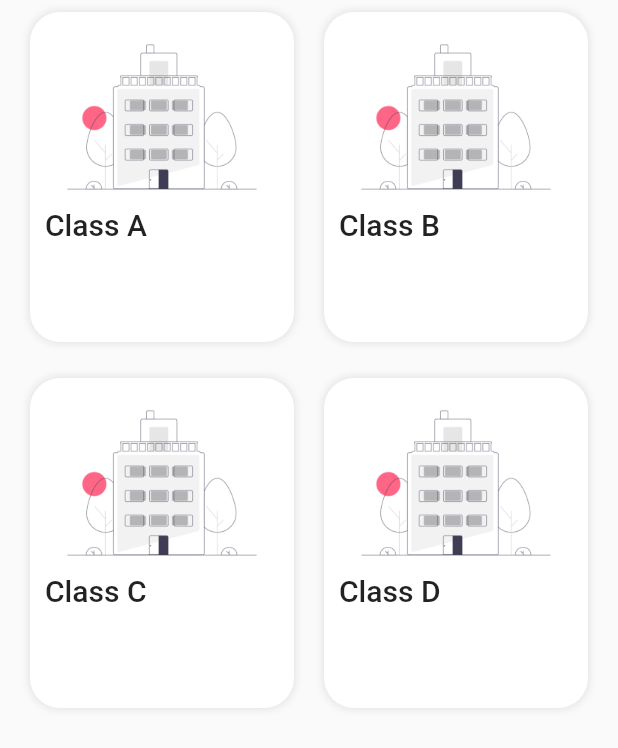
After one commit to Basheer2001/School_Management_System, a Flutter app: the Addstudents screen opened directly, after a tap on "10th year", on a phone screen of 412 x 824 dp. The commit adds this screen. Shown: the top 748 px of the screen. Run offline on Flutter 3.47's test engine with Material 2 defaults, Android fonts, the phone set to English and light mode, and no system bars; our stand-ins replace shared_preferences; accounts and stored records are empty.

Commit message:
sections, view students, add students

```diff
--- a/lib/main.dart
+++ b/lib/main.dart
@@ -4,6 +4,7 @@ import 'package:flutter/material.dart';
 
 import 'package:project_one/providers/admin_provider.dart';
 import 'package:project_one/providers/student_provider.dart';
+import 'package:project_one/ui/admin+owner_screens/student_register.dart';
 import 'package:project_one/ui/admin_screens/main_screen.dart';
 
 import 'package:provider/provider.dart';
@@ -69,7 +70,10 @@ class _MyAppState extends State<MyApp> {
           ),
         ),
       ),
-      home: AdminMainScreen(),//admionmainscreen/LoginPage()
+      home:AdminMainScreen(), //StudentRegister(),//AdminMainScreen(),//LoginPage(),
+
+
+
       routes: <String, WidgetBuilder>{
         '/home': (context) => HomePage(),
         '/login': (context) => LoginPage(),
--- /dev/null
+++ b/lib/ui/admin+owner_screens/add_students.dart
@@ -0,0 +1,392 @@
+import 'package:flutter/cupertino.dart';
+import 'package:flutter/material.dart';
+import 'package:flutter/services.dart';
+import 'package:project_one/ui/admin+owner_screens/student_register.dart';
+
+import '../../constants/color.dart';
+
+class Addstudents extends StatelessWidget{
+  @override
+  Widget build(BuildContext context) {
+    return Scaffold(
+
+      appBar: AppBar(
+        backgroundColor: Colors.white,
+      ),
+      body: AnnotatedRegion<SystemUiOverlayStyle>(
+        value: SystemUiOverlayStyle.light,
+        child: Container(
+          width: double.infinity,
+          // decoration: BoxDecoration(color:Colors.blueGrey),
+          padding: EdgeInsets.symmetric(horizontal: 30),
+          child: Column(
+            crossAxisAlignment: CrossAxisAlignment.center,
+            mainAxisAlignment: MainAxisAlignment.center,
+            children: [
+              Text(
+                'Select Year',
+                style: TextStyle(
+                    fontSize: 30,
+                    color: Colors.black,
+                    fontWeight: FontWeight.bold),
+              ),
+              Container(
+                width: double.infinity,
+                padding: EdgeInsets.symmetric(vertical: 30),
+                child: ElevatedButton(
+                  onPressed: () {
+                    Navigator.push(
+                      context,
+                      MaterialPageRoute(builder: (context) => Sectionas1()),
+                    );
+                  },
+                  style: ElevatedButton.styleFrom(
+                      padding: EdgeInsets.all(15),
+                      shape: RoundedRectangleBorder(
+                        borderRadius: BorderRadius.circular(15),
+                      ),
+                      backgroundColor: kPrimaryColor),
+                  child: Text(
+                    '10th year',
+                    style: TextStyle(
+                        color: Colors.white,
+                        fontSize: 18,
+                        fontWeight: FontWeight.bold),
+                  ),
+                ),
+              ),
+              Container(
+                width: double.infinity,
+                padding: EdgeInsets.symmetric(vertical: 30),
+                child: ElevatedButton(
+                  onPressed: () {
+                    Navigator.push(
+                      context,
+                      MaterialPageRoute(builder: (context) => Sectionas1()),
+                    );
+                  },
+                  style: ElevatedButton.styleFrom(
+                      padding: EdgeInsets.all(15),
+                      shape: RoundedRectangleBorder(
+                        borderRadius: BorderRadius.circular(15),
+                      ),
+                      backgroundColor: kPrimaryColor),
+                  child: Text(
+                    '11th year',
+                    style: TextStyle(
+                        color: Colors.white,
+                        fontSize: 18,
+                        fontWeight: FontWeight.bold),
+                  ),
+                ),
+              ),
+              Container(
+                width: double.infinity,
+                padding: EdgeInsets.symmetric(vertical: 30),
+                child: ElevatedButton(
+                  onPressed: () {
+                    Navigator.push(
+                      context,
+                      MaterialPageRoute(builder: (context) => Sectionas1()),
+                    );
+                  },
+                  style: ElevatedButton.styleFrom(
+                      padding: EdgeInsets.all(15),
+                      shape: RoundedRectangleBorder(
+                        borderRadius: BorderRadius.circular(15),
+                      ),
+                      backgroundColor: kPrimaryColor),
+                  child: Text(
+                    '12th year',
+                    style: TextStyle(
+                        color: Colors.white,
+                        fontSize: 18,
+                        fontWeight: FontWeight.bold),
+                  ),
+                ),
+              ),
+            ],
+          ),
+        ),
+      ),
+    );
+  }
+
+}
+class Sectionas1 extends StatelessWidget{
+  @override
+
+    Widget build(BuildContext context) {
+      return AnnotatedRegion(
+        value: SystemUiOverlayStyle.light,
+        child: Scaffold(
+          body: Column(
+            children: [
+              body(context),
+            ],
+          ),
+        ),
+      );
+    }
+
+    Widget body(BuildContext context) {
+      return Expanded(
+        // child: GridView.count(
+        //   shrinkWrap: true,
+        //   //itemCount: categoryList.length,
+        //   padding: EdgeInsets.symmetric(
+        //     horizontal: 20,
+        //     vertical: 8,
+        //   ),
+        //   childAspectRatio: 0.8,
+        //   crossAxisCount: 2,
+        //   crossAxisSpacing: 20,
+        //   mainAxisSpacing: 24,
+        //   children: [
+        //     GestureDetector(
+        //       onTap: () {},
+        //       child: Container(
+        //         padding: EdgeInsets.all(10),
+        //         decoration: BoxDecoration(
+        //           color: Colors.white,
+        //           borderRadius: BorderRadius.circular(20),
+        //           boxShadow: [
+        //             BoxShadow(
+        //                 color: Colors.black.withOpacity(0.1),
+        //                 blurRadius: 4.0,
+        //                 spreadRadius: 0.05),
+        //           ],
+        //         ),
+        //         child: Column(
+        //           crossAxisAlignment: CrossAxisAlignment.start,
+        //           children: [
+        //             Align(
+        //               alignment: Alignment.center,
+        //               child: Image.asset(
+        //                 'images/delete.png',
+        //                 height: 120,
+        //                 fit: BoxFit.contain,
+        //               ),
+        //             ),
+        //             Text(
+        //               'Delete Class',
+        //               style: Theme.of(context).textTheme.bodyLarge,
+        //             )
+        //           ],
+        //         ),
+        //       ),
+        //     ),
+        //     GestureDetector(
+        //       onTap: () {},
+        //       child: Container(
+        //         padding: EdgeInsets.all(10),
+        //         decoration: BoxDecoration(
+        //           color: Colors.white,
+        //           borderRadius: BorderRadius.circular(20),
+        //           boxShadow: [
+        //             BoxShadow(
+        //                 color: Colors.black.withOpacity(0.1),
+        //                 blurRadius: 4.0,
+        //                 spreadRadius: 0.05),
+        //           ],
+        //         ),
+        //         child: Column(
+        //           crossAxisAlignment: CrossAxisAlignment.start,
+        //           children: [
+        //             Align(
+        //               alignment: Alignment.center,
+        //               child: Image.asset(
+        //                 'images/adding.png',
+        //                 height: 120,
+        //                 fit: BoxFit.contain,
+        //               ),
+        //             ),
+        //             Text(
+        //               'Add Class',
+        //               style: Theme.of(context).textTheme.bodyLarge,
+        //             )
+        //           ],
+        //         ),
+        //       ),
+        //     ),
+        //   ],
+        // ),
+        child: GridView.count(
+          shrinkWrap: true,
+          //itemCount: categoryList.length,
+          padding: EdgeInsets.symmetric(
+            horizontal: 20,
+            vertical: 8,
+          ),
+          childAspectRatio: 0.8,
+          crossAxisCount: 2,
+          crossAxisSpacing: 20,
+          mainAxisSpacing: 24,
+          children: [
+            GestureDetector(
+              onTap: () {
+                Navigator.push(
+                  context,
+                  MaterialPageRoute(
+                      builder: (context) => StudentRegister()),
+                );
+              },
+              child: Container(
+                padding: EdgeInsets.all(10),
+                decoration: BoxDecoration(
+                  color: Colors.white,
+                  borderRadius: BorderRadius.circular(20),
+                  boxShadow: [
+                    BoxShadow(
+                        color: Colors.black.withOpacity(0.1),
+                        blurRadius: 4.0,
+                        spreadRadius: 0.05),
+                  ],
+                ),
+                child: Column(
+                  crossAxisAlignment: CrossAxisAlignment.start,
+                  children: [
+                    Align(
+                      alignment: Alignment.center,
+                      child: Image.asset(
+                        'images/undraw_Building_re_xfcm (2).png',
+                        height: 120,
+                        fit: BoxFit.contain,
+                      ),
+                    ),
+                    Text(
+                      'Class A',
+                      style: Theme.of(context).textTheme.bodyLarge,
+                    )
+                  ],
+                ),
+              ),
+            ),
+            GestureDetector(
+              onTap: () {
+                Navigator.push(
+                  context,
+                  MaterialPageRoute(
+                      builder: (context) => StudentRegister()),
+                );
+              },
+              child: Container(
+                padding: EdgeInsets.all(10),
+                decoration: BoxDecoration(
+                  color: Colors.white,
+                  borderRadius: BorderRadius.circular(20),
+                  boxShadow: [
+                    BoxShadow(
+                        color: Colors.black.withOpacity(0.1),
+                        blurRadius: 4.0,
+                        spreadRadius: 0.05),
+                  ],
+                ),
+                child: Column(
+                  crossAxisAlignment: CrossAxisAlignment.start,
+                  children: [
+                    Align(
+                      alignment: Alignment.center,
+                      child: Image.asset(
+                        'images/undraw_Building_re_xfcm (2).png',
+                        height: 120,
+                        fit: BoxFit.contain,
+                      ),
+                    ),
+                    Text(
+                      'Class B',
+                      style: Theme.of(context).textTheme.bodyLarge,
+                    )
+                  ],
+                ),
+              ),
+            ),
+
+            GestureDetector(
+              onTap: () {
+                Navigator.push(
+                  context,
+                  MaterialPageRoute(
+                      builder: (context) => StudentRegister()),
+                );
+              },
+              child: Container(
+                padding: EdgeInsets.all(10),
+                decoration: BoxDecoration(
+                  color: Colors.white,
+                  borderRadius: BorderRadius.circular(20),
+                  boxShadow: [
+                    BoxShadow(
+                        color: Colors.black.withOpacity(0.1),
+                        blurRadius: 4.0,
+                        spreadRadius: 0.05),
+                  ],
+                ),
+                child: Column(
+                  crossAxisAlignment: CrossAxisAlignment.start,
+                  children: [
+                    Align(
+                      alignment: Alignment.center,
+                      child: Image.asset(
+                        'images/undraw_Building_re_xfcm (2).png',
+                        height: 120,
+                      ),
+                    ),
+                    Text(
+                      'Class C',
+                      style: Theme.of(context).textTheme.bodyLarge,
+                    ),
+
+                  ],
+                ),
+              ),
+            ),
+            GestureDetector(
+              onTap: () {
+                Navigator.push(
+                  context,
+                  MaterialPageRoute(
+                      builder: (context) => StudentRegister()),
+                );
+              },
+              child: Container(
+                padding: EdgeInsets.all(10),
+                decoration: BoxDecoration(
+                  color: Colors.white,
+                  borderRadius: BorderRadius.circular(20),
+                  boxShadow: [
+                    BoxShadow(
+                        color: Colors.black.withOpacity(0.1),
+                        blurRadius: 4.0,
+                        spreadRadius: 0.05),
+                  ],
+                ),
+                child: Column(
+                  crossAxisAlignment: CrossAxisAlignment.start,
+                  children: [
+                    Align(
+                      alignment: Alignment.center,
+                      child: Image.asset(
+                        'images/undraw_Building_re_xfcm (2).png',
+                        height: 120,
+                        fit: BoxFit.contain,
+                      ),
+                    ),
+                    Text(
+                      'Class D',
+                      style: Theme.of(context).textTheme.bodyLarge,
+                    ),
+
+                  ],
+                ),
+              ),
+            ),
+
+          ],
+        ),
+
+
+      );
+    }
+
+}
--- a/lib/ui/featuredScreen.dart
+++ b/lib/ui/featuredScreen.dart
@@ -4,6 +4,7 @@ import 'package:flutter/material.dart';
 import 'package:flutter/services.dart';
 import 'package:project_one/constants/category.dart';
 import 'package:project_one/constants/size.dart';
+import 'package:project_one/ui/admin+owner_screens/add_students.dart';
 
 import 'package:project_one/ui/admin_screens/select_year_for_class_administration.dart';
 import 'package:project_one/ui/admin_screens/select_year_for_students_administration.dart';
@@ -270,6 +271,45 @@ Widget body(BuildContext context) {
             ),
           ),
         ),
+        GestureDetector(
+          onTap: () {
+            Navigator.push(
+              context,
+              MaterialPageRoute(
+                  builder: (context) => Addstudents()),
+            );
+          },
+          child: Container(
+            padding: EdgeInsets.all(10),
+            decoration: BoxDecoration(
+              color: Colors.white,
+              borderRadius: BorderRadius.circular(20),
+              boxShadow: [
+                BoxShadow(
+                    color: Colors.black.withOpacity(0.1),
+                    blurRadius: 4.0,
+                    spreadRadius: 0.05),
+              ],
+            ),
+            child: Column(
+              crossAxisAlignment: CrossAxisAlignment.start,
+              children: [
+                Align(
+                  alignment: Alignment.center,
+                  child: Image.asset(
+                    'images/adding.png',
+                    height: 120,
+                    fit: BoxFit.contain,
+                  ),
+                ),
+                Text(
+                  'Add Student',
+                  style: Theme.of(context).textTheme.bodyLarge,
+                )
+              ],
+            ),
+          ),
+        ),
       ],
     ),
   );
```
